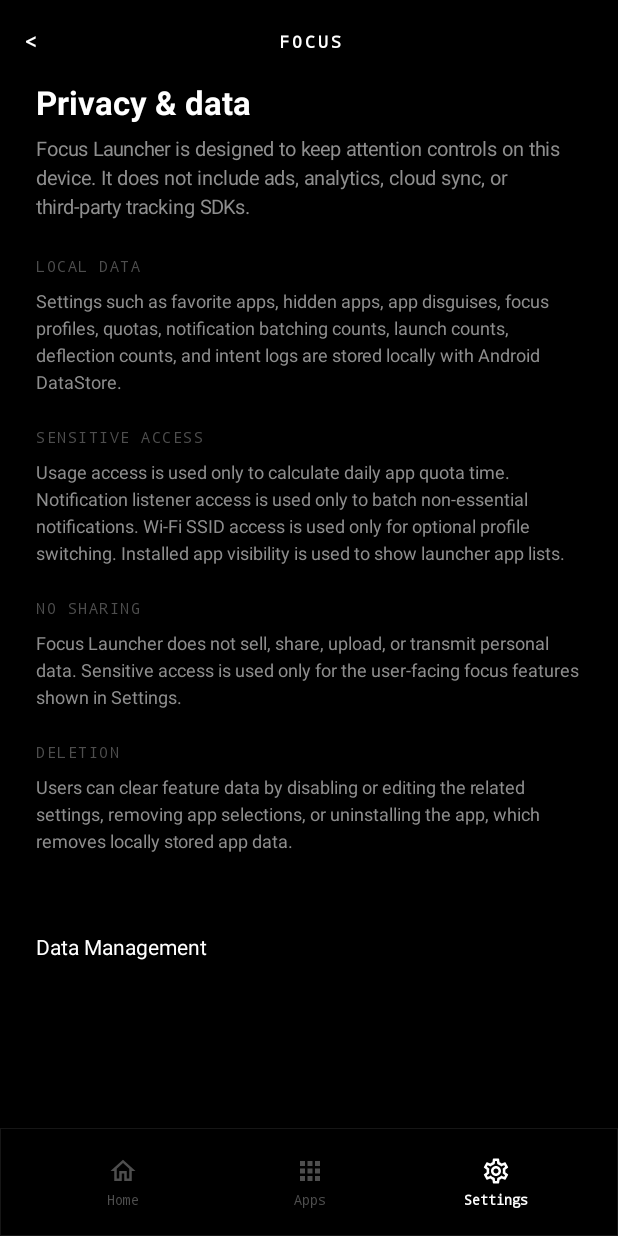
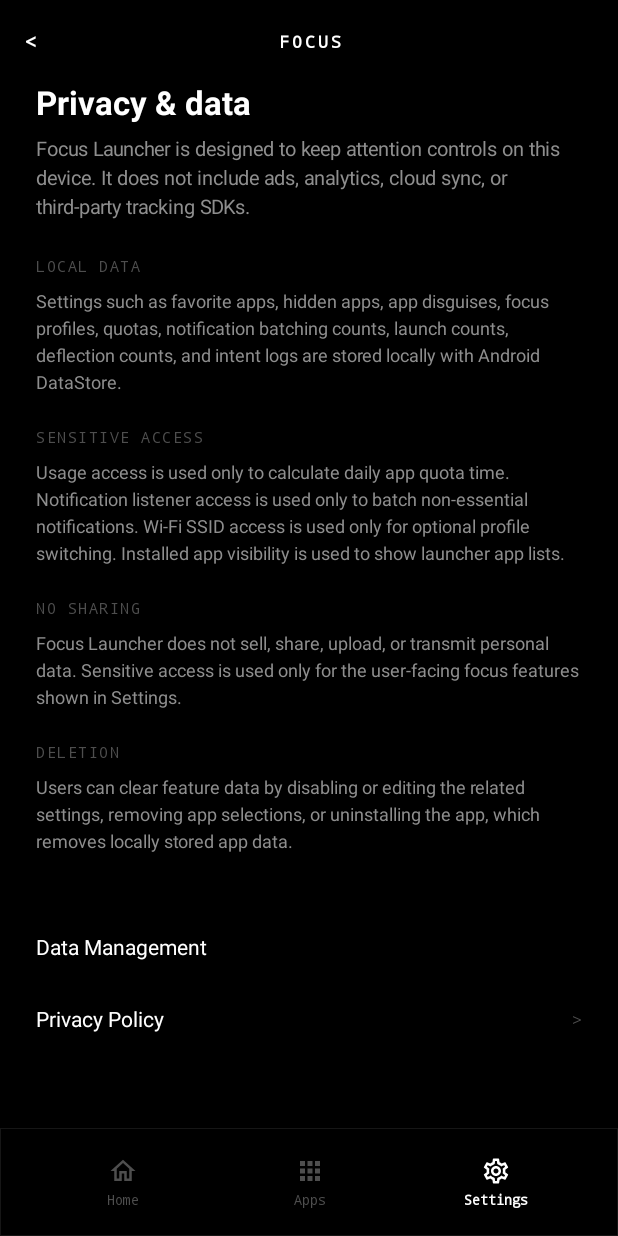
Before and after one commit to MphoCodes/Focus, an Android app built with Jetpack Compose: the composable PrivacyScreen shown on its own in the app's theme, on a phone screen of 412 x 824 dp. Run offline under Robolectric (Android 15) with nearby library versions, the phone set to English and light mode, and no system bars; 1 statement that could not run was skipped.

Commit message:
Fix issue #17: Add privacy policy link to Privacy & data screen

```diff
--- a/app/src/main/java/com/focuslauncher/ui/FocusLauncherApp.kt
+++ b/app/src/main/java/com/focuslauncher/ui/FocusLauncherApp.kt
@@ -1151,6 +1151,7 @@ private fun PrivacyScreen(
     onNavigate: (LauncherScreen) -> Unit,
     onMenuClick: () -> Unit
 ) {
+    val context = LocalContext.current
     FocusShell(selected = LauncherScreen.Settings, selectedScreen = LauncherScreen.Privacy, showBack = true, onNavigate = onNavigate, onMenuClick = onMenuClick) {
         LazyColumn(Modifier.fillMaxSize()) {
             item {
@@ -1187,6 +1188,13 @@ private fun PrivacyScreen(
                 )
                 Spacer(Modifier.height(16.dp))
                 SettingRow(label = "Data Management", value = "", onClick = { onNavigate(LauncherScreen.DataManagement) })
+                SettingRow(
+                    label = stringResource(R.string.privacy_policy_title),
+                    onClick = {
+                        val intent = Intent(Intent.ACTION_VIEW, Uri.parse("https://mphocodes.github.io/Focus/privacy-policy/"))
+                        context.startActivity(intent)
+                    }
+                )
                 Spacer(Modifier.height(28.dp))
             }
         }
--- a/app/src/main/res/values/strings.xml
+++ b/app/src/main/res/values/strings.xml
@@ -201,4 +201,5 @@
     <string name="notification_summary_title">Focus notification summary</string>
     <string name="notification_channel_name">Focus summaries</string>
     <string name="profiles_default">Default</string>
+    <string name="privacy_policy_title">Privacy Policy</string>
 </resources>
```
